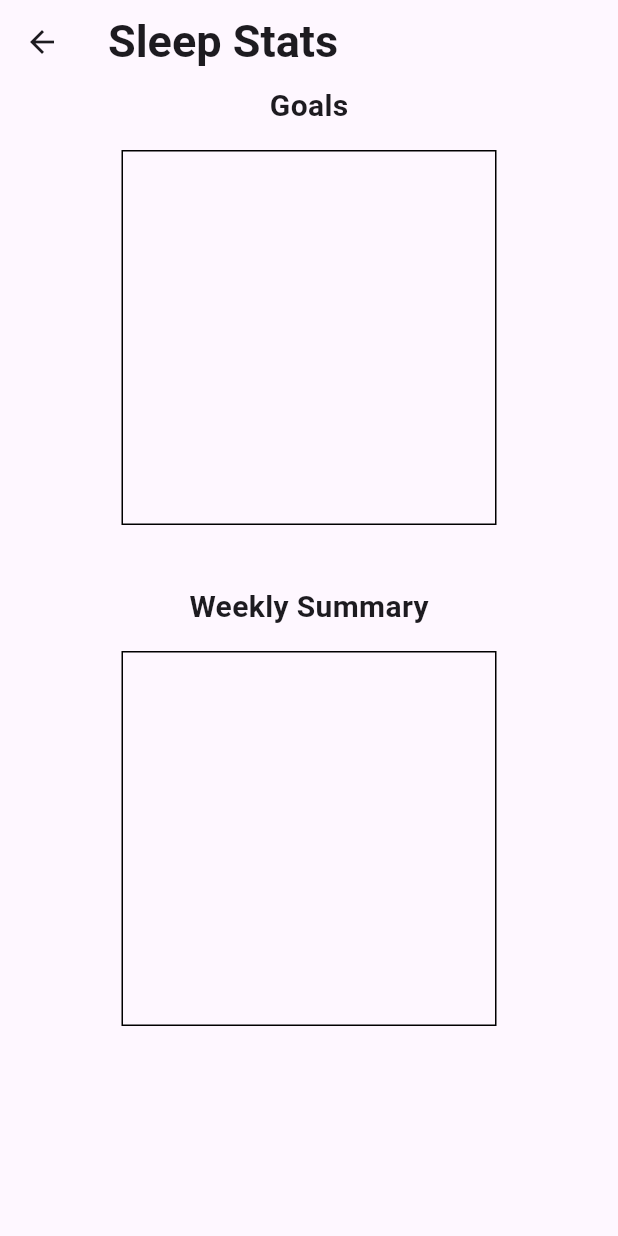
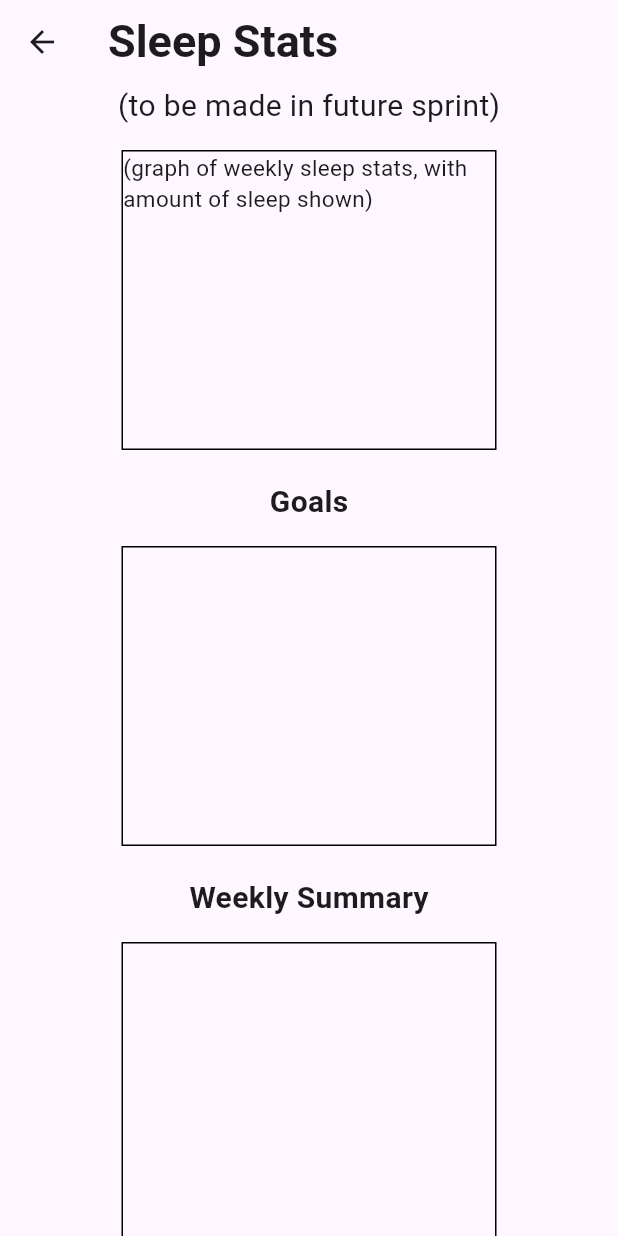
Before and after one commit to ellaMyler/Bedtime_Buddy, a Flutter app: the SleepStatsPage screen opened directly, on a phone screen of 412 x 824 dp. Run offline on Flutter 3.47's test engine with Material 3 defaults, Android fonts, the phone set to English and light mode, and no system bars; our stand-ins replace firebase_core, firebase_database; accounts and stored records are empty.

Commit message:
Updated box sizes
also added a feature to scroll on the page

```diff
--- a/lib/stats_page.dart
+++ b/lib/stats_page.dart
@@ -10,33 +10,45 @@ class SleepStatsPage extends StatelessWidget {
         appBar: AppBar(
           title: const Text('Sleep Stats', style: TextStyle(fontSize: 30, fontWeight: FontWeight.bold)),
         ),
-        body: Column(
+        body: SingleChildScrollView(
+          child: Column(
             crossAxisAlignment: CrossAxisAlignment.center,
             children: [
               const Center(child:
-              Text('Goals', style: TextStyle(fontSize: 20, fontWeight: FontWeight.bold)),
-              ),
+                Text('(to be made in future sprint)', style: TextStyle(fontSize: 20, fontWeight: FontWeight.normal)),
+    ),
               SizedBox(height: 15),
               Container(
                 width: 250,
-                height: 250,
+                height: 200,
+                decoration: BoxDecoration(
+                  border: Border.all(color:Colors.black),
+                ),
+                child: Text('(graph of weekly sleep stats, with amount of sleep shown)', style: TextStyle(fontSize: 15, fontWeight: FontWeight.normal) ),
+              ),
+              SizedBox(height: 20),
+                Text('Goals', style: TextStyle(fontSize: 20, fontWeight: FontWeight.bold)),
+              SizedBox(height: 15),
+              Container(
+                width: 250,
+                height: 200,
                 decoration: BoxDecoration(
                   border: Border.all(color:Colors.black),
                 ),
               ),
-              SizedBox(height: 40),
+              SizedBox(height: 20),
               const Text('Weekly Summary', style: TextStyle(fontSize: 20, fontWeight: FontWeight.bold)),
               SizedBox(height: 15),
               Container(
                 width: 250,
-                height: 250,
+                height: 200,
                 decoration: BoxDecoration(
                   border: Border.all(color:Colors.black),
                 ),
               ),
             ]
         )
-    );
+    ));
   }
 }
 
```
